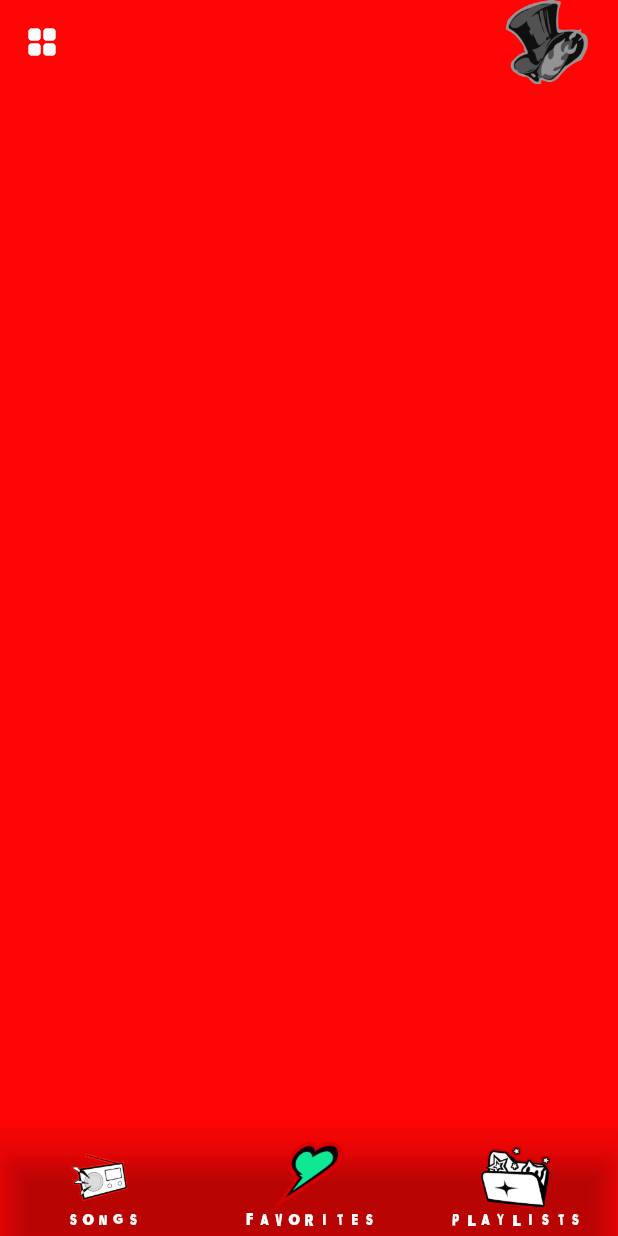
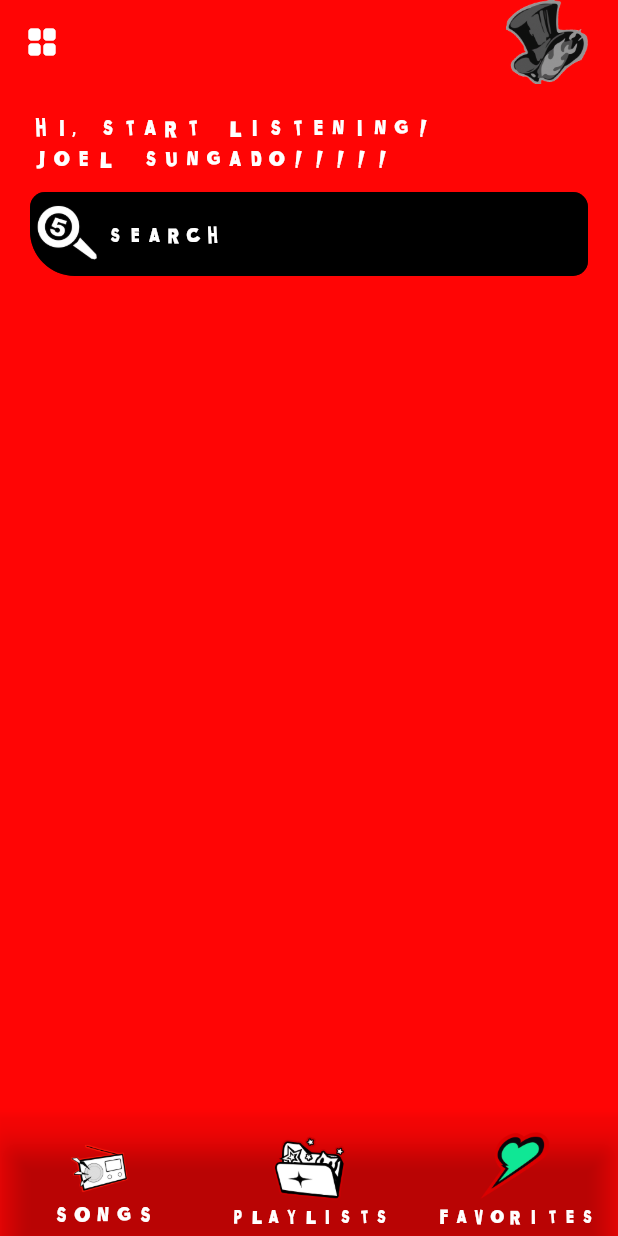
Before and after one commit to andre-leonardo/Persona5UI_Flutter_Music_Player, a Flutter app: the screen it shows after launch, on a phone screen of 412 x 824 dp. Run offline on Flutter 3.47's test engine with Material 2 defaults, Android fonts, the light colour scheme and no system bars; our stand-ins replace get; missing offline and left inert: screens.

Commit message:
trying to make custom shapes

```diff
--- a/lib/home_screen.dart
+++ b/lib/home_screen.dart
@@ -6,46 +6,105 @@ class HomeScreen extends StatelessWidget {
 
   @override
   Widget build(BuildContext context) {
-    return Container(
-      decoration: const BoxDecoration (
-        gradient: LinearGradient(
-          begin: Alignment.topCenter,
-          end: Alignment.bottomCenter,
-          colors: [
-            Color(0xffff0505),
-            Color(0xffff0505),
+    return Scaffold(
+        backgroundColor: Colors.transparent,
+        appBar: const _CustomAppBar(),
+        bottomNavigationBar: const _CustomNavBar(),
+        body: SingleChildScrollView(
+          child: Column(
+          children: [
+            Padding(
+              padding: const EdgeInsets.all(20.0),
+              child: Column(
+                crossAxisAlignment: CrossAxisAlignment.start,
+                children: [
+                  const Text(
+                    'Hi,    start    listening!',
+                    style: TextStyle(
+                      color: Color(0xffffffff),
+                    ),
+                  ),
+                  const SizedBox(height: 5),
+                  const Text(
+                    'Joel     Sungado!!!!!',
+                    style: TextStyle(
+                      color: Color(0xffffffff),
+                      fontFamily: 'Persona'
+                    ),
+
+                  ),
+                  const SizedBox(height: 15),
+                  TextFormField(
+                    style: const TextStyle(
+                      fontFamily: 'Persona',
+                      color: Color(0xffffffff)
+                      ),
+                    decoration:
+                     InputDecoration(
+                      filled: true,
+                      fillColor: const Color(0xff000000),
+                      hintText: 'Search',
+                      hintStyle: const TextStyle(
+                        color: Color(0xffffffff),
+                        fontSize: 13,
+                        ),
+                        prefixIcon: Image.asset("assets/icons/search.png", height: 50),
+                        border: const OutlineInputBorder(
+                          borderRadius: BorderRadius.only(
+                          topLeft: Radius.circular(10.0),
+                          topRight: Radius.circular(10.0),
+                          bottomLeft: Radius.circular(30.0),
+                          bottomRight: Radius.circular(10.0),
+                          ),
+                          borderSide: BorderSide(
+                          color: Colors.white,
+                          width: 2.0
+                          ),
+                          ),
+                      // hintStyle: Theme.of(context).textTheme.bodyMedium.copyWith
+                    ),
+                  )
                 ],
               ),
+            )
+          ],)
           ),
-      child: Scaffold(
-        backgroundColor: Colors.transparent,
-        appBar: const _CustomAppBar(),
-        bottomNavigationBar: BottomNavigationBar(
+      );
+
+  }
+}
+
+class _CustomNavBar extends StatelessWidget {
+  const _CustomNavBar({
+    Key? key,
+  }) : super(key: key);
+
+  @override
+  Widget build(BuildContext context) {
+    return BottomNavigationBar(
       type: BottomNavigationBarType.fixed,
       backgroundColor: const Color(0x00000000),
       unselectedItemColor: Colors.white,
       selectedItemColor: Colors.white,
-          selectedLabelStyle: const TextStyle(fontFamily: 'Persona', fontSize: 10),
-          unselectedLabelStyle: const TextStyle(fontFamily: 'Persona', fontSize: 10),
+      // selectedLabelStyle: const TextStyle(fontFamily: 'Persona', fontSize: 10),
+      // unselectedLabelStyle: const TextStyle(fontFamily: 'Persona', fontSize: 10),
       items: [
       BottomNavigationBarItem(
-            icon: Image.asset("assets/icons/home.png", height: 50,),
+        icon: Image.asset("assets/icons/home.png", height: 50),
         label: "Songs",
       ),
       BottomNavigationBarItem(
-            icon: Image.asset("assets/icons/favorite.png", height: 50,),
-            label: "Favorites",
+        icon: Image.asset("assets/icons/playlists.png", height: 50),
+        label: "Playlists",
       ),
       BottomNavigationBarItem(
-            icon: Image.asset("assets/icons/playlists.png", height: 50,),
-            label: "Playlists",
+        icon: Image.asset("assets/icons/favorite.png", height: 50),
+        label: "Favorites",
       ),
 
 
-        ]),
-        body: Container(),
-      ),
-    );
+
+    ]);
   }
 }
 
--- a/lib/main.dart
+++ b/lib/main.dart
@@ -12,16 +12,22 @@ void main() {
 class MyApp extends StatelessWidget {
   const MyApp({super.key});
 
-
   @override
   Widget build(BuildContext context) {
-    return GetMaterialApp(
+    return Container(
+      decoration: const BoxDecoration(
+        color: Color(0xffff0505),
+      ),
+      child: GetMaterialApp(
         title: 'Flutter Demo',
         theme: ThemeData(
           fontFamily: 'Persona',
-        textTheme: Theme.of(context).textTheme.apply(
-          bodyColor: const Color(0xffff0505)
-        )
+          textTheme: const TextTheme(
+            bodyText1: TextStyle(
+              color: Color(0xffffffff),
+              fontFamily: 'Persona'
+            ),
+          ),
         ),
         home: const HomeScreen(),
         getPages: [
@@ -29,6 +35,7 @@ class MyApp extends StatelessWidget {
           GetPage(name: '/song', page: () => const SongScreen()),
           GetPage(name: '/playlist', page: () => const PlaylistScreen()),
         ],
+      ),
     );
   }
 }
--- a/pubspec.yaml
+++ b/pubspec.yaml
@@ -87,6 +87,7 @@ flutter:
      - family: Persona
        fonts:
          - asset: assets/fonts/Persona5main.ttf
+           weight: 300
   #       - asset: fonts/Schyler-Italic.ttf
   #         style: italic
   #   - family: Trajan Pro
```
Also changed, not shown: assets/icons/search.png (added). Lines whose indentation alone changed are shown as unchanged.
